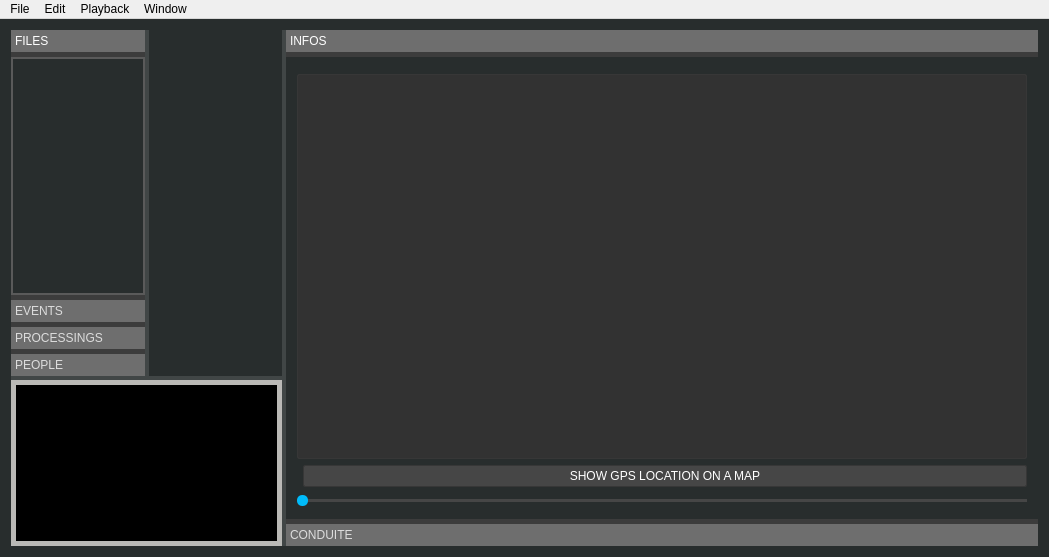
Qt form rekall.ui (Rekall/Rekall) before a commit.
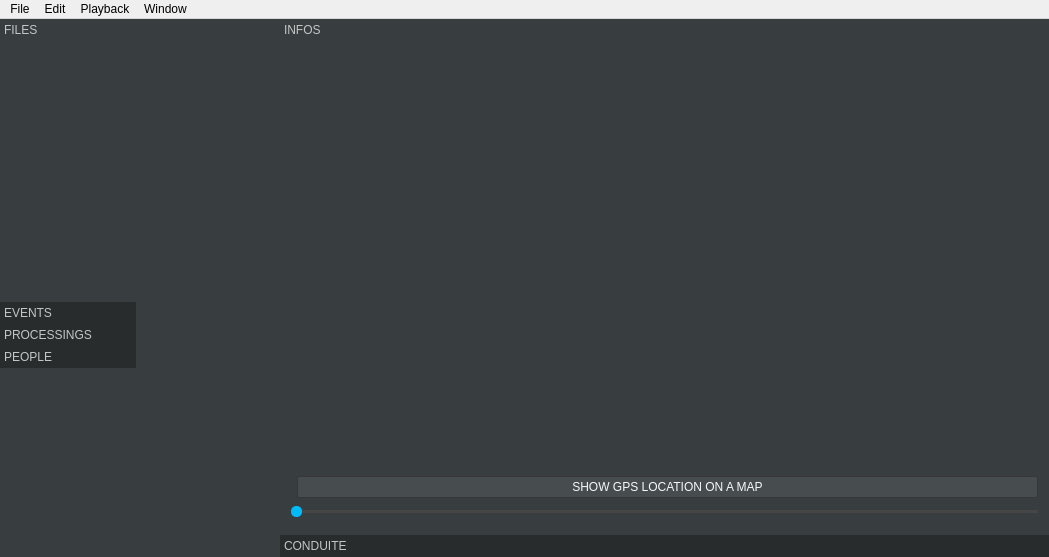
The same form after that commit. Icons and pictures are not drawn. Custom widgets are drawn as their Qt base class.

Commit message:
Color theming
New UI colors

```diff
--- a/rekall.ui
+++ b/rekall.ui
@@ -15,40 +15,40 @@
   </property>
   <property name="styleSheet">
    <string notr="true">QTabWidget, QLabel, QCheckBox, QLineEdit, QPlainTextEdit, QPushButton, QSpinBox, QDoubleSpinBox, QTreeView, QHeaderView, QTabBar, QComboBox, QFrame#globalFrame, QTabBar::tab, QTreeView, QHeaderView, QDockWidget, QStatusBar, QRadioButton, QToolBox, QToolBox::tab {
-	font: 						10px &quot;Museo Sans&quot;, &quot;Museo Sans 500&quot;, &quot;Arial&quot;;
+	font: 						10px &quot;Calibri&quot;, &quot;Arial&quot;;
 	padding:					0px;
 	margin:					0px;
 	min-height: 				20px;
-	color: 						white;
+	color: 						rgb(245, 248, 250);
 	border: 					0px solid black;
 }
 QPushButton, QSpinBox, QDoubleSpinBox, QLineEdit, QPlainTextEdit, QCheckBox::indicator, QRadioButton::indicator, QTreeView::indicator, QComboBox, QTreeView, QHeaderView {
 	border: 					1px solid rgb(55, 55, 55);
 	border-radius: 		2px;
-	background-color: 	rgb(70, 70, 70);
+	background-color: 	rgb(71, 77, 79);
 }
 QSpinBox, QDoubleSpinBox, QLineEdit, QPlainTextEdit, QCheckBox {
 	margin-top: 			4px;
 	margin-bottom: 		4px;
 }
 
-QDialog, QWidget#chutier, QFrame#globalFrame {
-	background-color: 	rgb(40, 45, 45);
-	border: 					2px solid rgb(90, 90, 90);
+QDialog, QWidget#chutier, QFrame#globalFrame, QWidget#centralwidget, QWidget#player, QWidget#timeline, QWidget#viewer {
+	background-color: 	rgb(56, 61, 63);
+	border:						0px solid black;
 }
+
 QFrame#globalFrameBlk {
 	background-color: 	rgb(0, 0, 0);
-	border: 					2px solid rgb(90, 90, 90);
+	border:						0px solid black;
 }
-QWidget#timeline, QWidget#viewer {
-	background-color: 	rgb(0, 0, 0);
-	border: 					5px solid rgb(186, 185, 182);
-}
+
 
 QLabel, QCheckBox, QRadioButton {
-	color: 						rgb(210, 210, 210);
+	color: 						rgb(245, 248, 250);
 }
 
+
+
 QTabWidget::pane {
 	border: 					1px solid rgb(50, 50, 50);
 }
@@ -82,25 +82,56 @@
 	color: 									gray;
 }
 
+
 QToolBox::tab {
-	background-color: 				rgb(110, 110, 110);
-	color: 									rgb(220, 220, 220);
-}
-QToolBox::tab:disabled {
-	background-color: 				rgb(60, 60, 60);
-	color: 									rgb(120, 120, 120);
+	background-color: 				rgb(41, 44, 45);
+	color: 									rgb(194, 198, 198);
 }
 QToolBox::tab:selected {
-	color:	white;
+	background-color: 				rgb(56, 61, 63);
 }
-QToolBox {
-	background-color: 				rgb(60, 60, 60);
+QToolBox::tab:disabled {
+	background-color: 				rgb(41, 44, 45);
+	color: 									rgb(56, 61, 63);
 }
 QToolBox QWidget#chutierPage, QToolBox QWidget#feedPage, QToolBox QWidget#infosPage, QToolBox QWidget#conduitePage, QToolBox QWidget#tasksPage, QToolBox QWidget#peoplePage, QToolBox QWidget#previewPage {
-	background-color: 				rgb(40, 45, 45);
+	background-color: 				rgb(56, 61, 63);
 }
 
 
+QTreeView {
+	background:								rgb(56, 61, 63);
+	alternate-background-color: 	rgb(56, 61, 63);
+	selection-background-color: 	rgb(41, 44, 45);
+	gridline-color: 							rgb(56, 61, 63);
+	border:										0px solid black;
+}
+QHeaderView {
+	background: 							transparent;
+	border: 									0px solid black;
+	color: 										rgb(200, 200, 200);
+	min-height: 								14px;
+}
+QHeaderView::section {
+	background: 							rgb(56, 61, 63);
+	border: 									0px solid transparent;
+	border-bottom: 						1px solid rgb(41, 44, 45);
+	font: 										9px;
+}
+QTreeView::item {
+	min-height: 		20px;
+}
+QTreeView::branch:has-children:!has-siblings:closed, QTreeView::branch:closed:has-children:has-siblings {
+	border-image: 	none;
+	image: 					url(:/items/res_tree_close.png);
+}
+QTreeView::branch:open:has-children:!has-siblings, QTreeView::branch:open:has-children:has-siblings  {
+	border-image: 	none;
+	image: 					url(:/items/res_tree_open.png);
+}
+
+
+
 
 QPushButton {
 	margin-left: 			6px;
@@ -122,6 +153,7 @@
 	height: 					10px;
 }
 
+
 QSpinBox, QDoubleSpinBox, QLineEdit {
 	padding-left	:			5px;
 }
@@ -159,39 +191,6 @@
 }
 
 
-QTreeView {
-	background:								rgb(50, 50, 50);
-	alternate-background-color: 	rgb(55, 55, 55);
-	selection-background-color: 	rgb(0, 187, 255);
-	gridline-color: 							rgb(60, 60, 60);
-}
-QHeaderView {
-	background: 							transparent;
-	border: 									0px solid black;
-	color: 										rgb(200, 200, 200);
-	min-height: 								14px;
-}
-QHeaderView::section {
-	background: 							rgb(90, 90, 90);
-	padding-left: 							5px;
-	border-top-left-radius:  			3px;
-	border-top-right-radius: 		3px;
-	margin-right:							1px;
-	font: 										9px &quot;Arial&quot;;
-}
-QTreeView::item {
-	min-height: 20px;
-}
-QTreeView::branch:has-children:!has-siblings:closed, QTreeView::branch:closed:has-children:has-siblings {
-	border-image: 	none;
-	image: 					url(:/items/res_tree_close.png);
-}
-QTreeView::branch:open:has-children:!has-siblings, QTreeView::branch:open:has-children:has-siblings  {
-	border-image: 	none;
-	image: 					url(:/items/res_tree_open.png);
-}
-
-
 
 QScrollBar:vertical, QScrollBar:horizontal {
 	border: 				0px solid black;
@@ -237,7 +236,7 @@
 
 
 QSplitter::handle {
-	background: 							rgb(255, 255, 255, 30);
+	background: 	rgb(56, 61, 63);
 }
 QSplitter::handle:pressed {
 	background: 							rgb(0, 187, 255);
@@ -269,82 +268,16 @@
 	border-top: 				1px solid rgb(50, 50, 50);
 	background-color: 	rgb(30, 30, 30);
 }
-
-
-
-
-
-/*TRANSPORT*/
-QWIdget {
-	margin:					0px;
-	padding:					0px;
-}
-QWidget#speedSlider {
-	margin-top: 			7px;
-}
-QWidget#timeEdit, QWidget#perfCpuEdit, QWidget#perfOpenGLEdit, QWidget#perfSchedulerEdit {
-	background-color: 	transparent;
-	border: 					0px solid black;
-	font:							9px;
-	color: 						rgb(140, 140, 140);
-}
-QLineEdit#timeEdit {
-	font: 						40px &quot;Lucida Sans&quot;, &quot;Lucida Grande&quot;, &quot;Lucida Sans Unicode&quot;, &quot;Lucida&quot;;
-	color: 						rgb(0, 187, 255);
-}
-QPushButton#logoButton {
-	border: 					0px solid black;
-	background-color: 	transparent;
-}
-QPushButton:hover#logoButton {
-	border: 					1px solid rgb(28, 124, 195);
-	background-color: 	rgb(21, 91, 143);
-}
-QPushButton#ffButton, QPushButton#playButton {
-	min-width:  		40px;
-	min-height: 		40px;
-	border-radius: 20px;
-}
-QPushButton#logoButton {
-	margin: -2px;
-}
-/* ---- */
-
-
-/* INSPECTEUR */
-QWidget#ssTabInfoGeneral, QWidget#ssTabInfoSpace, QWidget#ssTabInfoTime, QWidget#ssTabInfoMessage, QWidget#ssTabConfigLog, QWidget#ssTabConfigNetwork, QWidget#ssTabConfigMIDI, QWidget#ssTabConfigArduino, QWidget#ssTabConfigSyphon, QWidget#ssTabConfigWeb, QWidget#ssTabRessource {
-	background-color: 	rgb(50, 50, 50)
-}
-QWidget#tabProject, QWidget#tabView, QWidget#tabInfo, QWidget#tabControlCenter, QWidget#tabConfig {
-	background-color: 	transparent;
-}
-QWidget#equationEdit {
-	font: 						10px &quot;Lucida Console&quot;, &quot;Monaco&quot;, &quot;Monospace&quot;;
-}
-
-/* ----- */
-
-
-
-/* MAIN */
-QWidget#centralwidget  {
-	background-color: rgb(40, 45, 45);
-}
-/* ----- */
-
-
-/* DIALOG */
-QDialogButtonBox QPushButton {
-	padding-left: 		10px;
-	padding-right: 	10px;
-	min-height:			25px;
-	margin:				5px;
-}
-/* ------ */
 </string>
   </property>
   <widget class="QWidget" name="centralwidget">
    <layout class="QVBoxLayout" name="verticalLayout_2">
+    <property name="spacing">
+     <number>0</number>
+    </property>
+    <property name="margin">
+     <number>0</number>
+    </property>
     <item>
      <widget class="QSplitter" name="conduiteSplitter">
       <property name="orientation">
@@ -363,15 +296,15 @@
           <number>0</number>
          </property>
          <property name="tabSpacing">
-          <number>5</number>
+          <number>0</number>
          </property>
          <widget class="QWidget" name="chutierPage">
           <property name="geometry">
            <rect>
             <x>0</x>
             <y>0</y>
-            <width>355</width>
-            <height>280</height>
+            <width>136</width>
+            <height>257</height>
            </rect>
           </property>
           <attribute name="label">
@@ -528,8 +461,8 @@
          <rect>
           <x>0</x>
           <y>0</y>
-          <width>527</width>
-          <height>461</height>
+          <width>770</width>
+          <height>483</height>
          </rect>
         </property>
         <attribute name="label">
@@ -544,7 +477,7 @@
            <property name="minimumSize">
             <size>
              <width>0</width>
-             <height>22</height>
+             <height>20</height>
             </size>
            </property>
            <property name="alternatingRowColors">
```
Left out of the diff: 18 changed lines with no effect on the pictures. The commit also changes 19 other files.
